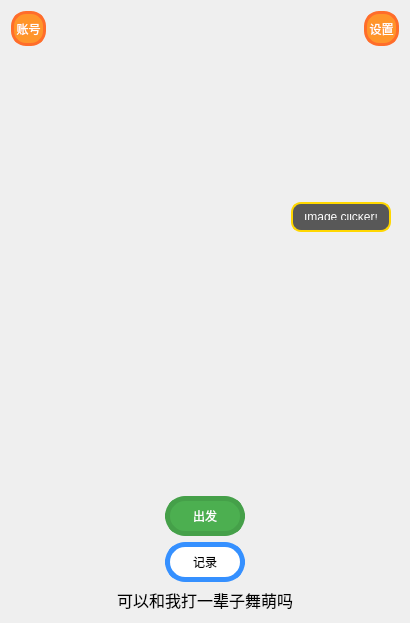
Qt form ui_class/start_window.ui (reflux18d/MaiGO) before a commit.
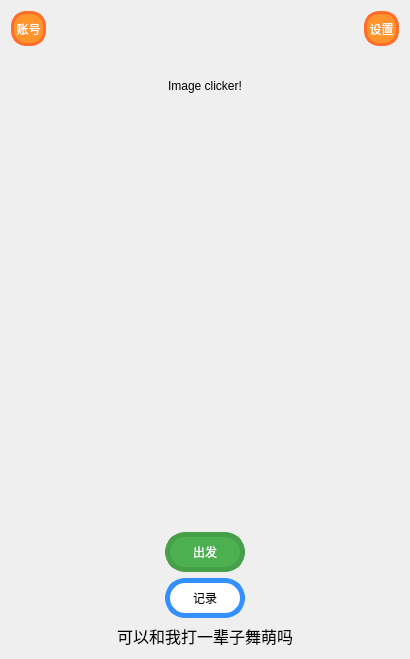
The same form after that commit. Icons and pictures are not drawn.

```diff
--- a/ui_class/start_window.ui
+++ b/ui_class/start_window.ui
@@ -119,53 +119,13 @@
    </item>
    <item>
     <widget class="QStackedWidget" name="verticalStackedWidget">
-     <widget class="QWidget" name="verticalStackedWidgetPage1" native="true">
-      <widget class="QLabel" name="figure_label">
-       <property name="geometry">
-        <rect>
-         <x>46</x>
-         <y>1</y>
-         <width>300</width>
-         <height>400</height>
-        </rect>
-       </property>
-       <property name="sizePolicy">
-        <sizepolicy hsizetype="Fixed" vsizetype="Fixed">
-         <horstretch>0</horstretch>
-         <verstretch>0</verstretch>
-        </sizepolicy>
-       </property>
-       <property name="minimumSize">
-        <size>
-         <width>300</width>
-         <height>400</height>
-        </size>
-       </property>
-       <property name="maximumSize">
-        <size>
-         <width>300</width>
-         <height>400</height>
-        </size>
-       </property>
-       <property name="text">
-        <string/>
-       </property>
-       <property name="scaledContents">
-        <bool>true</bool>
-       </property>
-      </widget>
+     <widget class="QWidget" name="verticalStackedWidgetPage1">
+      <layout class="QVBoxLayout" name="verticalLayout_3">
+       <item alignment="Qt::AlignHCenter">
       <widget class="QLabel" name="label_2">
        <property name="enabled">
         <bool>false</bool>
        </property>
-       <property name="geometry">
-        <rect>
-         <x>280</x>
-         <y>150</y>
-         <width>100</width>
-         <height>30</height>
-        </rect>
-       </property>
        <property name="sizePolicy">
         <sizepolicy hsizetype="Maximum" vsizetype="Maximum">
          <horstretch>0</horstretch>
@@ -174,22 +134,20 @@
        </property>
        <property name="minimumSize">
         <size>
-         <width>100</width>
-         <height>30</height>
+           <width>300</width>
+           <height>50</height>
         </size>
        </property>
        <property name="maximumSize">
         <size>
-         <width>100</width>
-         <height>30</height>
+           <width>300</width>
+           <height>50</height>
         </size>
        </property>
        <property name="styleSheet">
-        <string notr="true">background-color: rgba(50, 50, 50, 0.8);  /* 背景颜色和透明度 */
-                color: white;                             /* 字体颜色 */
-                border: 2px solid #FFD700;               /* 边框样式和颜色 */
-                border-radius: 10px;                     /* 圆角边框 */
-                padding: 10px;                           /* 内边距 */</string>
+          <string notr="true">color: black;
+font: 14pt &quot;黑体&quot;;
+</string>
        </property>
        <property name="text">
         <string>Image clicker!</string>
@@ -198,6 +156,36 @@
         <set>Qt::AlignCenter</set>
        </property>
       </widget>
+       </item>
+       <item alignment="Qt::AlignHCenter">
+        <widget class="QLabel" name="figure_label">
+         <property name="sizePolicy">
+          <sizepolicy hsizetype="Fixed" vsizetype="Fixed">
+           <horstretch>0</horstretch>
+           <verstretch>0</verstretch>
+          </sizepolicy>
+         </property>
+         <property name="minimumSize">
+          <size>
+           <width>300</width>
+           <height>400</height>
+          </size>
+         </property>
+         <property name="maximumSize">
+          <size>
+           <width>300</width>
+           <height>400</height>
+          </size>
+         </property>
+         <property name="text">
+          <string/>
+         </property>
+         <property name="scaledContents">
+          <bool>true</bool>
+         </property>
+        </widget>
+       </item>
+      </layout>
      </widget>
     </widget>
    </item>
```
Lines whose indentation alone changed are shown as unchanged.
